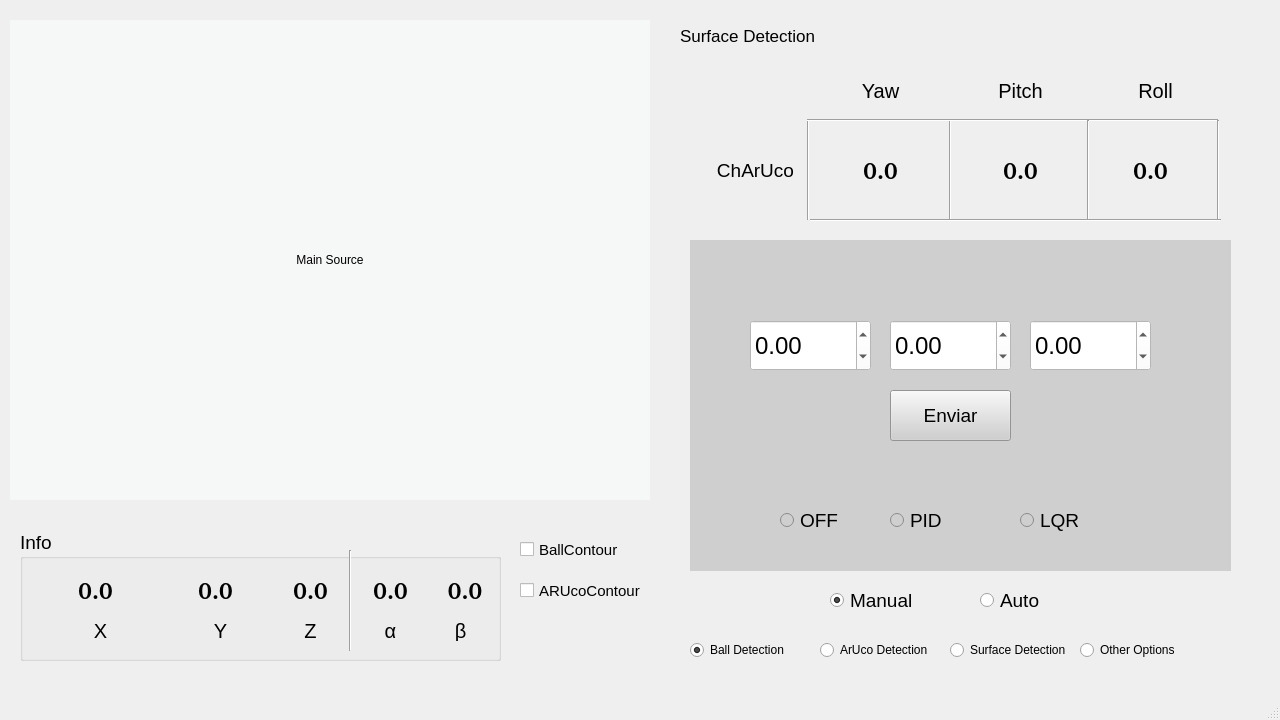
First picture: the form in GUI/Integrado.ui, repository HugoFM2/BallAndPlate, before the edit.
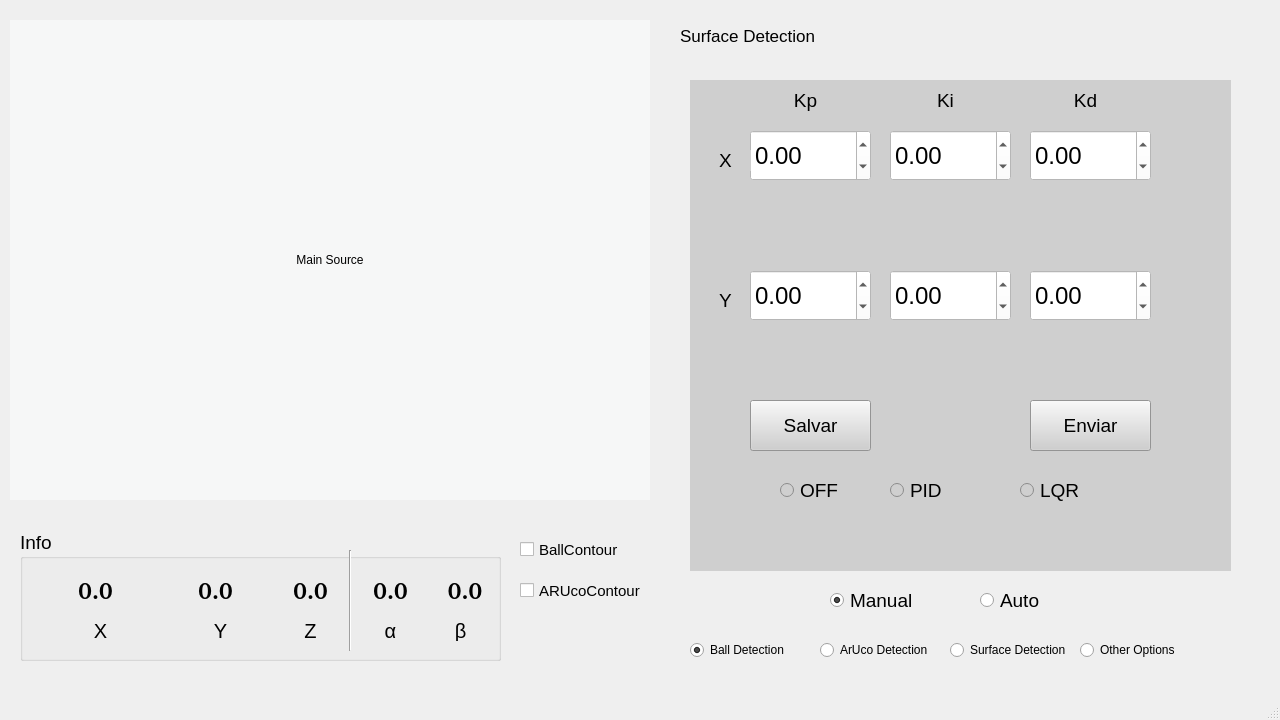
Second picture: the form after the edit. The open tabs and pages were chosen to show the change.

Diff of the .ui file:
```diff
--- a/GUI/Integrado.ui
+++ b/GUI/Integrado.ui
@@ -987,259 +987,13 @@
        <string>Surface Detection</string>
       </property>
      </widget>
-     <widget class="QLabel" name="Charuco_Angles">
-      <property name="geometry">
-       <rect>
-        <x>40</x>
-        <y>150</y>
-        <width>91</width>
-        <height>21</height>
-       </rect>
-      </property>
-      <property name="font">
-       <font>
-        <pointsize>14</pointsize>
-       </font>
-      </property>
-      <property name="text">
-       <string>ChArUco</string>
-      </property>
-      <property name="alignment">
-       <set>Qt::AlignCenter</set>
-      </property>
-     </widget>
-     <widget class="QLabel" name="Yaw">
-      <property name="geometry">
-       <rect>
-        <x>140</x>
-        <y>70</y>
-        <width>141</width>
-        <height>21</height>
-       </rect>
-      </property>
-      <property name="font">
-       <font>
-        <pointsize>15</pointsize>
-       </font>
-      </property>
-      <property name="text">
-       <string>Yaw</string>
-      </property>
-      <property name="alignment">
-       <set>Qt::AlignCenter</set>
-      </property>
-     </widget>
-     <widget class="Line" name="line_2">
-      <property name="geometry">
-       <rect>
-        <x>130</x>
-        <y>110</y>
-        <width>16</width>
-        <height>100</height>
-       </rect>
-      </property>
-      <property name="orientation">
-       <enum>Qt::Vertical</enum>
-      </property>
-     </widget>
-     <widget class="Line" name="line_3">
-      <property name="geometry">
-       <rect>
-        <x>140</x>
-        <y>200</y>
-        <width>411</width>
-        <height>20</height>
-       </rect>
-      </property>
-      <property name="orientation">
-       <enum>Qt::Horizontal</enum>
-      </property>
-     </widget>
-     <widget class="Line" name="line_5">
-      <property name="geometry">
-       <rect>
-        <x>270</x>
-        <y>110</y>
-        <width>20</width>
-        <height>100</height>
-       </rect>
-      </property>
-      <property name="orientation">
-       <enum>Qt::Vertical</enum>
-      </property>
-     </widget>
-     <widget class="Line" name="line_6">
-      <property name="geometry">
-       <rect>
-        <x>137</x>
-        <y>100</y>
-        <width>411</width>
-        <height>20</height>
-       </rect>
-      </property>
-      <property name="orientation">
-       <enum>Qt::Horizontal</enum>
-      </property>
-     </widget>
-     <widget class="Line" name="line_8">
-      <property name="geometry">
-       <rect>
-        <x>410</x>
-        <y>110</y>
-        <width>16</width>
-        <height>100</height>
-       </rect>
-      </property>
-      <property name="orientation">
-       <enum>Qt::Vertical</enum>
-      </property>
-     </widget>
-     <widget class="Line" name="line_9">
-      <property name="geometry">
-       <rect>
-        <x>540</x>
-        <y>110</y>
-        <width>16</width>
-        <height>100</height>
-       </rect>
-      </property>
-      <property name="orientation">
-       <enum>Qt::Vertical</enum>
-      </property>
-     </widget>
-     <widget class="QLabel" name="Pitch">
-      <property name="geometry">
-       <rect>
-        <x>280</x>
-        <y>70</y>
-        <width>141</width>
-        <height>21</height>
-       </rect>
-      </property>
-      <property name="font">
-       <font>
-        <pointsize>15</pointsize>
-       </font>
-      </property>
-      <property name="text">
-       <string>Pitch</string>
-      </property>
-      <property name="alignment">
-       <set>Qt::AlignCenter</set>
-      </property>
-     </widget>
-     <widget class="QLabel" name="Roll">
-      <property name="geometry">
-       <rect>
-        <x>420</x>
-        <y>70</y>
-        <width>131</width>
-        <height>21</height>
-       </rect>
-      </property>
-      <property name="font">
-       <font>
-        <pointsize>15</pointsize>
-       </font>
-      </property>
-      <property name="text">
-       <string>Roll</string>
-      </property>
-      <property name="alignment">
-       <set>Qt::AlignCenter</set>
-      </property>
-     </widget>
-     <widget class="QLabel" name="Yaw_Angle">
-      <property name="geometry">
-       <rect>
-        <x>150</x>
-        <y>140</y>
-        <width>121</width>
-        <height>40</height>
-       </rect>
-      </property>
-      <property name="font">
-       <font>
-        <family>was@peenang</family>
-        <pointsize>18</pointsize>
-        <weight>75</weight>
-        <bold>true</bold>
-        <underline>false</underline>
-       </font>
-      </property>
-      <property name="layoutDirection">
-       <enum>Qt::LeftToRight</enum>
-      </property>
-      <property name="text">
-       <string>0.0</string>
-      </property>
-      <property name="alignment">
-       <set>Qt::AlignCenter</set>
-      </property>
-     </widget>
-     <widget class="QLabel" name="Pitch_Angle">
-      <property name="geometry">
-       <rect>
-        <x>290</x>
-        <y>140</y>
-        <width>121</width>
-        <height>40</height>
-       </rect>
-      </property>
-      <property name="font">
-       <font>
-        <family>was@peenang</family>
-        <pointsize>18</pointsize>
-        <weight>75</weight>
-        <bold>true</bold>
-        <underline>false</underline>
-       </font>
-      </property>
-      <property name="layoutDirection">
-       <enum>Qt::LeftToRight</enum>
-      </property>
-      <property name="text">
-       <string>0.0</string>
-      </property>
-      <property name="alignment">
-       <set>Qt::AlignCenter</set>
-      </property>
-     </widget>
-     <widget class="QLabel" name="Roll_Angle">
-      <property name="geometry">
-       <rect>
-        <x>420</x>
-        <y>140</y>
-        <width>121</width>
-        <height>40</height>
-       </rect>
-      </property>
-      <property name="font">
-       <font>
-        <family>was@peenang</family>
-        <pointsize>18</pointsize>
-        <weight>75</weight>
-        <bold>true</bold>
-        <underline>false</underline>
-       </font>
-      </property>
-      <property name="layoutDirection">
-       <enum>Qt::LeftToRight</enum>
-      </property>
-      <property name="text">
-       <string>0.0</string>
-      </property>
-      <property name="alignment">
-       <set>Qt::AlignCenter</set>
-      </property>
-     </widget>
      <widget class="QStackedWidget" name="JanelasModoSurface">
       <property name="geometry">
        <rect>
         <x>20</x>
-        <y>230</y>
+        <y>70</y>
         <width>541</width>
-        <height>331</height>
+        <height>491</height>
        </rect>
       </property>
       <property name="autoFillBackground">
@@ -1382,7 +1136,7 @@
         <property name="geometry">
          <rect>
           <x>200</x>
-          <y>270</y>
+          <y>400</y>
           <width>101</width>
           <height>21</height>
          </rect>
@@ -1405,7 +1159,7 @@
         <property name="geometry">
          <rect>
           <x>330</x>
-          <y>270</y>
+          <y>400</y>
           <width>101</width>
           <height>21</height>
          </rect>
@@ -1428,7 +1182,7 @@
         <property name="geometry">
          <rect>
           <x>90</x>
-          <y>270</y>
+          <y>400</y>
           <width>101</width>
           <height>21</height>
          </rect>
@@ -1451,7 +1205,7 @@
         <property name="geometry">
          <rect>
           <x>60</x>
-          <y>80</y>
+          <y>50</y>
           <width>121</width>
           <height>51</height>
          </rect>
@@ -1483,7 +1237,7 @@
         <property name="geometry">
          <rect>
           <x>200</x>
-          <y>80</y>
+          <y>50</y>
           <width>121</width>
           <height>51</height>
          </rect>
@@ -1515,7 +1269,7 @@
         <property name="geometry">
          <rect>
           <x>340</x>
-          <y>80</y>
+          <y>50</y>
           <width>121</width>
           <height>51</height>
          </rect>
@@ -1546,8 +1300,8 @@
        <widget class="QPushButton" name="SetPIDValues">
         <property name="geometry">
          <rect>
-          <x>200</x>
-          <y>150</y>
+          <x>340</x>
+          <y>320</y>
           <width>121</width>
           <height>51</height>
          </rect>
@@ -1561,6 +1315,225 @@
          <string>Enviar</string>
         </property>
        </widget>
+       <widget class="QLabel" name="Charuco_Angles_2">
+        <property name="geometry">
+         <rect>
+          <x>10</x>
+          <y>70</y>
+          <width>51</width>
+          <height>21</height>
+         </rect>
+        </property>
+        <property name="font">
+         <font>
+          <pointsize>14</pointsize>
+         </font>
+        </property>
+        <property name="text">
+         <string>X</string>
+        </property>
+        <property name="alignment">
+         <set>Qt::AlignCenter</set>
+        </property>
+       </widget>
+       <widget class="QLabel" name="Charuco_Angles_3">
+        <property name="geometry">
+         <rect>
+          <x>10</x>
+          <y>210</y>
+          <width>51</width>
+          <height>21</height>
+         </rect>
+        </property>
+        <property name="font">
+         <font>
+          <pointsize>14</pointsize>
+         </font>
+        </property>
+        <property name="text">
+         <string>Y</string>
+        </property>
+        <property name="alignment">
+         <set>Qt::AlignCenter</set>
+        </property>
+       </widget>
+       <widget class="QDoubleSpinBox" name="Kd_Y_Value">
+        <property name="geometry">
+         <rect>
+          <x>340</x>
+          <y>190</y>
+          <width>121</width>
+          <height>51</height>
+         </rect>
+        </property>
+        <property name="font">
+         <font>
+          <pointsize>18</pointsize>
+          <strikeout>false</strikeout>
+         </font>
+        </property>
+        <property name="styleSheet">
+         <string notr="true">background-color: rgb(255, 255, 255);
+</string>
+        </property>
+        <property name="keyboardTracking">
+         <bool>true</bool>
+        </property>
+        <property name="minimum">
+         <double>-20.000000000000000</double>
+        </property>
+        <property name="maximum">
+         <double>20.000000000000000</double>
+        </property>
+        <property name="singleStep">
+         <double>0.500000000000000</double>
+        </property>
+       </widget>
+       <widget class="QDoubleSpinBox" name="Kp_Y_Value">
+        <property name="geometry">
+         <rect>
+          <x>60</x>
+          <y>190</y>
+          <width>121</width>
+          <height>51</height>
+         </rect>
+        </property>
+        <property name="font">
+         <font>
+          <pointsize>18</pointsize>
+          <strikeout>false</strikeout>
+         </font>
+        </property>
+        <property name="styleSheet">
+         <string notr="true">background-color: rgb(255, 255, 255);
+</string>
+        </property>
+        <property name="keyboardTracking">
+         <bool>true</bool>
+        </property>
+        <property name="minimum">
+         <double>-20.000000000000000</double>
+        </property>
+        <property name="maximum">
+         <double>20.000000000000000</double>
+        </property>
+        <property name="singleStep">
+         <double>0.500000000000000</double>
+        </property>
+       </widget>
+       <widget class="QDoubleSpinBox" name="Ki_Y_Value">
+        <property name="geometry">
+         <rect>
+          <x>200</x>
+          <y>190</y>
+          <width>121</width>
+          <height>51</height>
+         </rect>
+        </property>
+        <property name="font">
+         <font>
+          <pointsize>18</pointsize>
+          <strikeout>false</strikeout>
+         </font>
+        </property>
+        <property name="styleSheet">
+         <string notr="true">background-color: rgb(255, 255, 255);
+</string>
+        </property>
+        <property name="keyboardTracking">
+         <bool>true</bool>
+        </property>
+        <property name="minimum">
+         <double>-20.000000000000000</double>
+        </property>
+        <property name="maximum">
+         <double>20.000000000000000</double>
+        </property>
+        <property name="singleStep">
+         <double>0.500000000000000</double>
+        </property>
+       </widget>
+       <widget class="QLabel" name="Charuco_Angles_4">
+        <property name="geometry">
+         <rect>
+          <x>90</x>
+          <y>10</y>
+          <width>51</width>
+          <height>21</height>
+         </rect>
+        </property>
+        <property name="font">
+         <font>
+          <pointsize>14</pointsize>
+         </font>
+        </property>
+        <property name="text">
+         <string>Kp</string>
+        </property>
+        <property name="alignment">
+         <set>Qt::AlignCenter</set>
+        </property>
+       </widget>
+       <widget class="QLabel" name="Charuco_Angles_5">
+        <property name="geometry">
+         <rect>
+          <x>230</x>
+          <y>10</y>
+          <width>51</width>
+          <height>21</height>
+         </rect>
+        </property>
+        <property name="font">
+         <font>
+          <pointsize>14</pointsize>
+         </font>
+        </property>
+        <property name="text">
+         <string>Ki</string>
+        </property>
+        <property name="alignment">
+         <set>Qt::AlignCenter</set>
+        </property>
+       </widget>
+       <widget class="QLabel" name="Charuco_Angles_6">
+        <property name="geometry">
+         <rect>
+          <x>370</x>
+          <y>10</y>
+          <width>51</width>
+          <height>21</height>
+         </rect>
+        </property>
+        <property name="font">
+         <font>
+          <pointsize>14</pointsize>
+         </font>
+        </property>
+        <property name="text">
+         <string>Kd</string>
+        </property>
+        <property name="alignment">
+         <set>Qt::AlignCenter</set>
+        </property>
+       </widget>
+       <widget class="QPushButton" name="SaveControlConfig">
+        <property name="geometry">
+         <rect>
+          <x>60</x>
+          <y>320</y>
+          <width>121</width>
+          <height>51</height>
+         </rect>
+        </property>
+        <property name="font">
+         <font>
+          <pointsize>14</pointsize>
+         </font>
+        </property>
+        <property name="text">
+         <string>Salvar</string>
+        </property>
+       </widget>
       </widget>
      </widget>
      <widget class="QRadioButton" name="ManualMode_Surface">
```
Left out of the diff: 30 changed lines with no effect on the pictures.
